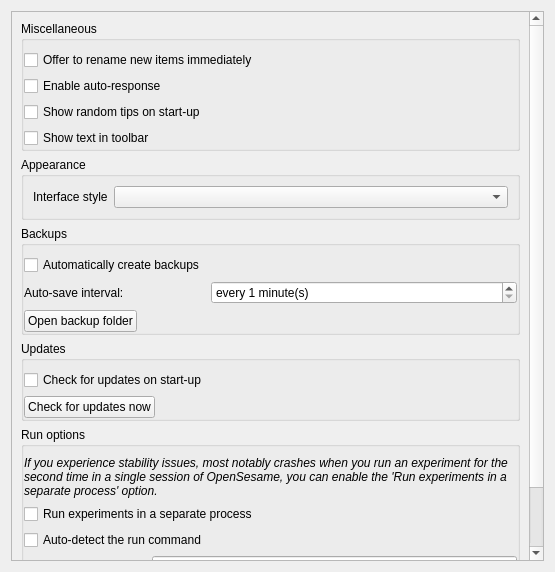
Qt form resources/preferences_widget.ui (open-cogsci/OpenSesame) before a commit.
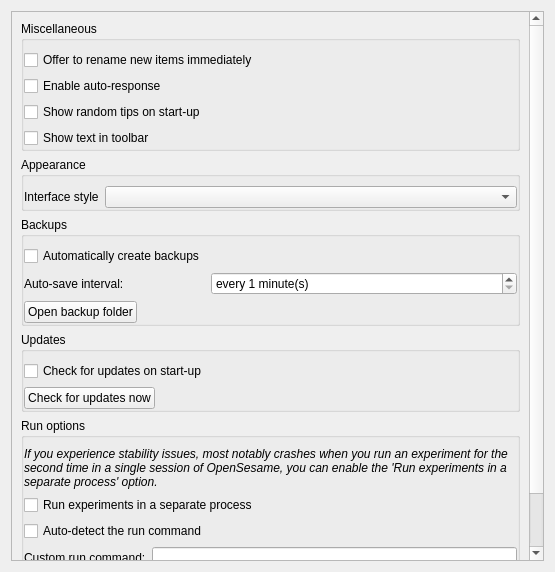
The same form after that commit. Icons and pictures are not drawn.

```diff
--- a/resources/preferences_widget.ui
+++ b/resources/preferences_widget.ui
@@ -25,7 +25,7 @@
         <x>0</x>
         <y>0</y>
         <width>525</width>
-        <height>642</height>
+        <height>633</height>
        </rect>
       </property>
       <layout class="QVBoxLayout" name="verticalLayout_2">
@@ -87,6 +87,15 @@
           <string>Appearance</string>
          </property>
          <layout class="QFormLayout" name="formLayout_4">
+          <property name="leftMargin">
+           <number>0</number>
+          </property>
+          <property name="rightMargin">
+           <number>0</number>
+          </property>
+          <property name="bottomMargin">
+           <number>0</number>
+          </property>
           <item row="0" column="0">
            <widget class="QLabel" name="label_2">
             <property name="text">
```
